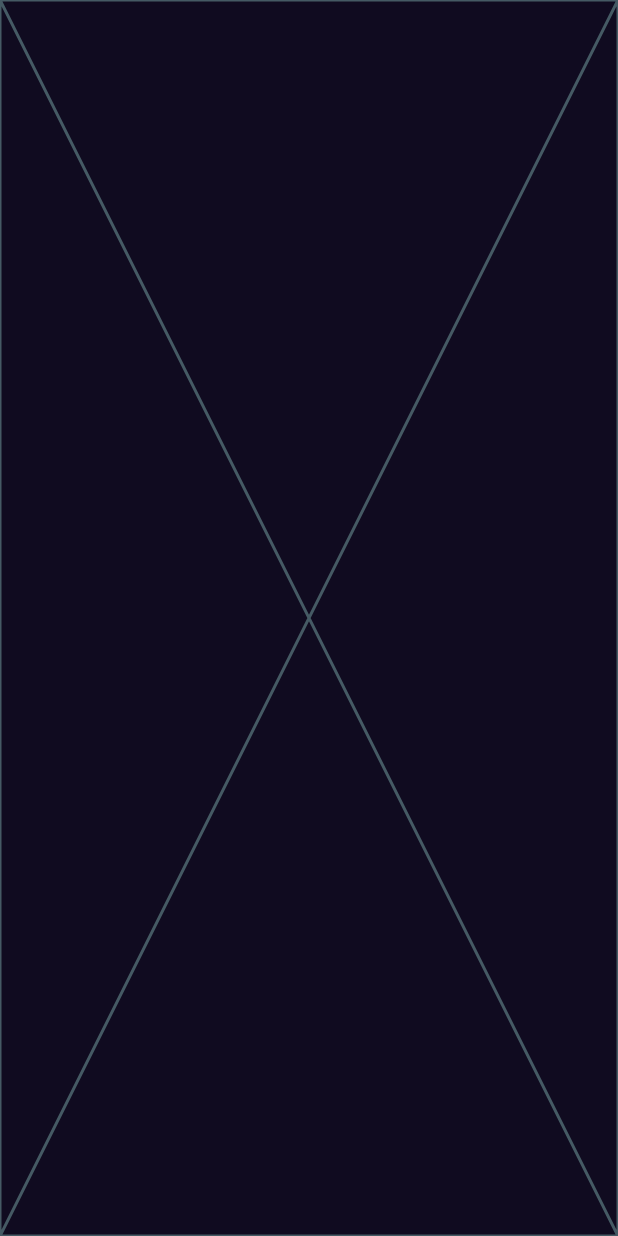
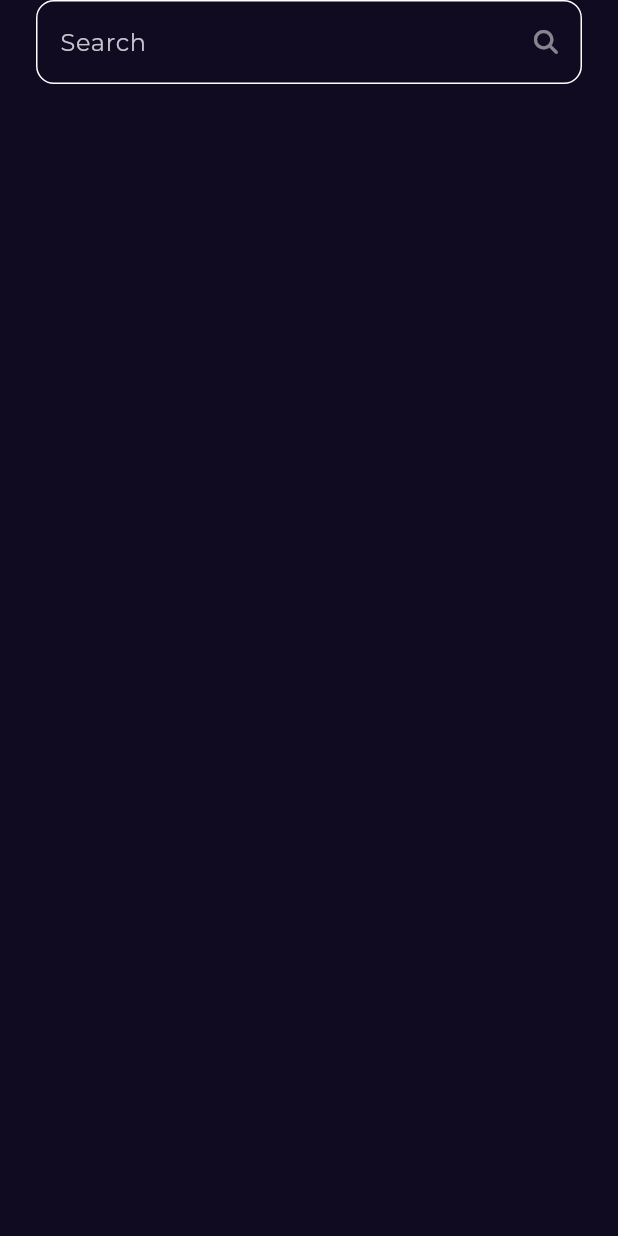
Before and after one commit to islamashraf011/Bookly_App, a Flutter app: the SearchView screen opened by its route, on a phone screen of 412 x 824 dp. Run offline on Flutter 3.47's test engine with Material 3 defaults, Android fonts, the phone set to English and light mode, and no system bars; our stand-ins replace font_awesome_flutter, go_router.

Commit message:
Create CustomSearchTextField&Add in SearchViewBody

```diff
--- /dev/null
+++ b/lib/Features/search/presentation/views/widgets/custom_search_text_field.dart
@@ -0,0 +1,35 @@
+import 'package:flutter/material.dart';
+import 'package:font_awesome_flutter/font_awesome_flutter.dart';
+import '../../../../../Core/utils/responsive_size.dart';
+
+class CustomSearchTextField extends StatelessWidget {
+  const CustomSearchTextField({super.key});
+
+  @override
+  Widget build(BuildContext context) {
+    return TextField(
+      decoration: InputDecoration(
+        enabledBorder: buildOutlineInputBorder(),
+        focusedBorder: buildOutlineInputBorder(),
+        hintText: "Search",
+        suffixIcon: IconButton(
+          onPressed: () {},
+          icon: Icon(
+            FontAwesomeIcons.magnifyingGlass,
+            size: ResponsiveSize.height(context, 16),
+            color: Colors.white.withOpacity(0.5),
+          ),
+        ),
+      ),
+    );
+  }
+
+  OutlineInputBorder buildOutlineInputBorder() {
+    return OutlineInputBorder(
+      borderRadius: BorderRadius.circular(12),
+      borderSide: const BorderSide(
+        color: Colors.white,
+      ),
+    );
+  }
+}
--- a/lib/Features/search/presentation/views/widgets/search_view_body.dart
+++ b/lib/Features/search/presentation/views/widgets/search_view_body.dart
@@ -1,10 +1,18 @@
 import 'package:flutter/material.dart';
+import 'custom_search_text_field.dart';
 
 class SearchViewBody extends StatelessWidget {
   const SearchViewBody({super.key});
 
   @override
   Widget build(BuildContext context) {
-    return const Placeholder();
+    return const Padding(
+      padding: EdgeInsets.symmetric(horizontal: 24),
+      child: Column(
+        children: [
+          CustomSearchTextField(),
+        ],
+      ),
+    );
   }
 }
```
